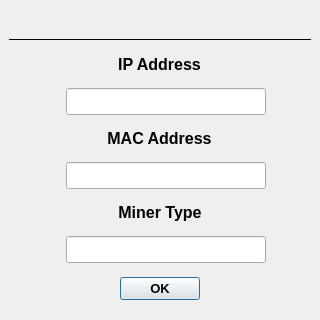
bitcap-co/bitcap-ipr, file src/ui/forms/confirmation.ui: the form before one commit.
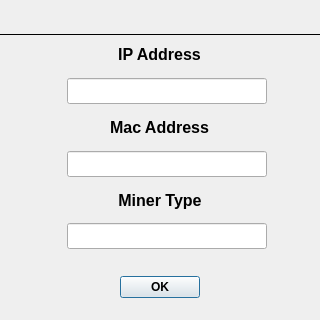
The form after the commit.

Commit message: ui: update ip confirmation

What changed in the file:
```diff
--- a/src/ui/forms/confirmation.ui
+++ b/src/ui/forms/confirmation.ui
@@ -31,16 +31,10 @@
   <property name="windowTitle">
    <string>IPR Confirmation</string>
   </property>
-  <widget class="QWidget" name="titlebarwidget" native="true">
-   <property name="geometry">
-    <rect>
-     <x>0</x>
-     <y>0</y>
-     <width>320</width>
-     <height>30</height>
-    </rect>
-   </property>
    <layout class="QVBoxLayout" name="verticalLayout">
+   <property name="spacing">
+    <number>3</number>
+   </property>
     <property name="leftMargin">
      <number>0</number>
     </property>
@@ -53,50 +47,44 @@
     <property name="bottomMargin">
      <number>0</number>
     </property>
-   </layout>
-  </widget>
-  <widget class="QWidget" name="widget_2" native="true">
-   <property name="geometry">
-    <rect>
-     <x>0</x>
-     <y>30</y>
-     <width>320</width>
-     <height>290</height>
-    </rect>
+   <item>
+    <widget class="QWidget" name="titleBarWidget" native="true">
+     <property name="sizePolicy">
+      <sizepolicy hsizetype="Preferred" vsizetype="Fixed">
+       <horstretch>0</horstretch>
+       <verstretch>0</verstretch>
+      </sizepolicy>
    </property>
    <property name="minimumSize">
     <size>
      <width>320</width>
-     <height>290</height>
+       <height>30</height>
     </size>
    </property>
    <property name="maximumSize">
     <size>
      <width>320</width>
-     <height>290</height>
-    </size>
-   </property>
-   <layout class="QGridLayout" name="gridLayout">
+       <height>30</height>
+      </size>
+     </property>
+     <layout class="QHBoxLayout" name="horizontalLayout">
     <property name="leftMargin">
      <number>9</number>
     </property>
     <property name="topMargin">
-     <number>0</number>
+       <number>9</number>
     </property>
     <property name="rightMargin">
      <number>9</number>
     </property>
     <property name="bottomMargin">
-     <number>9</number>
-    </property>
-    <item row="0" column="0">
+       <number>0</number>
+      </property>
+     </layout>
+    </widget>
+   </item>
+   <item>
      <widget class="Line" name="line">
-      <property name="sizePolicy">
-       <sizepolicy hsizetype="Expanding" vsizetype="Fixed">
-        <horstretch>0</horstretch>
-        <verstretch>0</verstretch>
-       </sizepolicy>
-      </property>
       <property name="frameShadow">
        <enum>QFrame::Shadow::Plain</enum>
       </property>
@@ -105,7 +93,46 @@
       </property>
      </widget>
     </item>
-    <item row="6" column="0">
+   <item>
+    <layout class="QGridLayout" name="gridLayout">
+     <property name="leftMargin">
+      <number>9</number>
+     </property>
+     <property name="topMargin">
+      <number>6</number>
+     </property>
+     <property name="rightMargin">
+      <number>9</number>
+     </property>
+     <property name="bottomMargin">
+      <number>9</number>
+     </property>
+     <item row="3" column="0" alignment="Qt::AlignmentFlag::AlignHCenter">
+      <widget class="QLabel" name="label_2">
+       <property name="sizePolicy">
+        <sizepolicy hsizetype="Preferred" vsizetype="Fixed">
+         <horstretch>0</horstretch>
+         <verstretch>0</verstretch>
+        </sizepolicy>
+       </property>
+       <property name="font">
+        <font>
+         <pointsize>12</pointsize>
+         <bold>true</bold>
+        </font>
+       </property>
+       <property name="text">
+        <string>Mac Address</string>
+       </property>
+       <property name="alignment">
+        <set>Qt::AlignmentFlag::AlignCenter</set>
+       </property>
+       <property name="StyleClass" stdset="0">
+        <string>setText</string>
+       </property>
+      </widget>
+     </item>
+     <item row="5" column="0" alignment="Qt::AlignmentFlag::AlignHCenter">
      <widget class="QLabel" name="label_3">
       <property name="sizePolicy">
        <sizepolicy hsizetype="Preferred" vsizetype="Fixed">
@@ -130,82 +157,6 @@
       </property>
      </widget>
     </item>
-    <item row="2" column="0" alignment="Qt::AlignmentFlag::AlignHCenter">
-     <widget class="QWidget" name="hwrapper" native="true">
-      <property name="sizePolicy">
-       <sizepolicy hsizetype="Fixed" vsizetype="Fixed">
-        <horstretch>0</horstretch>
-        <verstretch>0</verstretch>
-       </sizepolicy>
-      </property>
-      <layout class="QHBoxLayout" name="horizontalLayout">
-       <property name="spacing">
-        <number>6</number>
-       </property>
-       <property name="leftMargin">
-        <number>0</number>
-       </property>
-       <property name="topMargin">
-        <number>0</number>
-       </property>
-       <property name="rightMargin">
-        <number>0</number>
-       </property>
-       <property name="bottomMargin">
-        <number>0</number>
-       </property>
-       <item>
-        <widget class="QLabel" name="ipLogo">
-         <property name="sizePolicy">
-          <sizepolicy hsizetype="Fixed" vsizetype="Fixed">
-           <horstretch>0</horstretch>
-           <verstretch>0</verstretch>
-          </sizepolicy>
-         </property>
-         <property name="text">
-          <string/>
-         </property>
-        </widget>
-       </item>
-       <item alignment="Qt::AlignmentFlag::AlignHCenter">
-        <widget class="QLineEdit" name="lineIPField">
-         <property name="enabled">
-          <bool>true</bool>
-         </property>
-         <property name="sizePolicy">
-          <sizepolicy hsizetype="Fixed" vsizetype="Fixed">
-           <horstretch>0</horstretch>
-           <verstretch>0</verstretch>
-          </sizepolicy>
-         </property>
-         <property name="minimumSize">
-          <size>
-           <width>200</width>
-           <height>0</height>
-          </size>
-         </property>
-         <property name="font">
-          <font>
-           <pointsize>12</pointsize>
-          </font>
-         </property>
-         <property name="text">
-          <string/>
-         </property>
-         <property name="frame">
-          <bool>true</bool>
-         </property>
-         <property name="alignment">
-          <set>Qt::AlignmentFlag::AlignCenter</set>
-         </property>
-         <property name="readOnly">
-          <bool>true</bool>
-         </property>
-        </widget>
-       </item>
-      </layout>
-     </widget>
-    </item>
     <item row="1" column="0" alignment="Qt::AlignmentFlag::AlignHCenter">
      <widget class="QLabel" name="label">
       <property name="sizePolicy">
@@ -231,79 +182,8 @@
       </property>
      </widget>
     </item>
-    <item row="7" column="0" alignment="Qt::AlignmentFlag::AlignHCenter">
-     <widget class="QWidget" name="hwrapper_3" native="true">
-      <property name="sizePolicy">
-       <sizepolicy hsizetype="Fixed" vsizetype="Fixed">
-        <horstretch>0</horstretch>
-        <verstretch>0</verstretch>
-       </sizepolicy>
-      </property>
-      <layout class="QHBoxLayout" name="horizontalLayout_3">
-       <property name="leftMargin">
-        <number>0</number>
-       </property>
-       <property name="topMargin">
-        <number>0</number>
-       </property>
-       <property name="rightMargin">
-        <number>0</number>
-       </property>
-       <property name="bottomMargin">
-        <number>0</number>
-       </property>
-       <item>
-        <widget class="QLabel" name="typeLogo">
-         <property name="sizePolicy">
-          <sizepolicy hsizetype="Fixed" vsizetype="Fixed">
-           <horstretch>0</horstretch>
-           <verstretch>0</verstretch>
-          </sizepolicy>
-         </property>
-         <property name="text">
-          <string/>
-         </property>
-        </widget>
-       </item>
-       <item>
-        <widget class="QLineEdit" name="lineASICField">
-         <property name="enabled">
-          <bool>true</bool>
-         </property>
-         <property name="sizePolicy">
-          <sizepolicy hsizetype="Fixed" vsizetype="Fixed">
-           <horstretch>0</horstretch>
-           <verstretch>0</verstretch>
-          </sizepolicy>
-         </property>
-         <property name="minimumSize">
-          <size>
-           <width>200</width>
-           <height>0</height>
-          </size>
-         </property>
-         <property name="font">
-          <font>
-           <pointsize>12</pointsize>
-           <bold>false</bold>
-          </font>
-         </property>
-         <property name="text">
-          <string/>
-         </property>
-         <property name="alignment">
-          <set>Qt::AlignmentFlag::AlignCenter</set>
-         </property>
-         <property name="readOnly">
-          <bool>true</bool>
-         </property>
-        </widget>
-       </item>
-      </layout>
-     </widget>
-    </item>
-    <item row="5" column="0" alignment="Qt::AlignmentFlag::AlignHCenter">
-     <widget class="QWidget" name="hwrapper_2" native="true">
+     <item row="2" column="0" alignment="Qt::AlignmentFlag::AlignHCenter|Qt::AlignmentFlag::AlignVCenter">
+      <widget class="QWidget" name="ipAddr" native="true">
       <property name="sizePolicy">
        <sizepolicy hsizetype="Fixed" vsizetype="Fixed">
         <horstretch>0</horstretch>
@@ -311,6 +191,9 @@
        </sizepolicy>
       </property>
       <layout class="QHBoxLayout" name="horizontalLayout_2">
+        <property name="spacing">
+         <number>6</number>
+        </property>
        <property name="leftMargin">
         <number>0</number>
        </property>
@@ -324,23 +207,26 @@
         <number>0</number>
        </property>
        <item>
-        <widget class="QLabel" name="macLogo">
+         <widget class="QLabel" name="labelIPLogo">
          <property name="sizePolicy">
           <sizepolicy hsizetype="Fixed" vsizetype="Fixed">
            <horstretch>0</horstretch>
            <verstretch>0</verstretch>
           </sizepolicy>
          </property>
+          <property name="minimumSize">
+           <size>
+            <width>8</width>
+            <height>0</height>
+           </size>
+          </property>
          <property name="text">
           <string/>
          </property>
         </widget>
        </item>
        <item>
-        <widget class="QLineEdit" name="lineMACField">
-         <property name="enabled">
-          <bool>true</bool>
-         </property>
+         <widget class="QLineEdit" name="lineIPField">
          <property name="sizePolicy">
           <sizepolicy hsizetype="Fixed" vsizetype="Fixed">
            <horstretch>0</horstretch>
@@ -355,13 +241,21 @@
          </property>
          <property name="font">
           <font>
-           <pointsize>12</pointsize>
-           <bold>false</bold>
-          </font>
-         </property>
-         <property name="text">
-          <string/>
-         </property>
+            <pointsize>11</pointsize>
+           </font>
+          </property>
+          <property name="cursor">
+           <cursorShape>ArrowCursor</cursorShape>
+          </property>
+          <property name="focusPolicy">
+           <enum>Qt::FocusPolicy::ClickFocus</enum>
+          </property>
+          <property name="contextMenuPolicy">
+           <enum>Qt::ContextMenuPolicy::NoContextMenu</enum>
+          </property>
+          <property name="acceptDrops">
+           <bool>false</bool>
+          </property>
          <property name="alignment">
           <set>Qt::AlignmentFlag::AlignCenter</set>
          </property>
@@ -373,42 +267,98 @@
       </layout>
      </widget>
     </item>
-    <item row="4" column="0" alignment="Qt::AlignmentFlag::AlignHCenter">
-     <widget class="QLabel" name="label_2">
+     <item row="6" column="0" alignment="Qt::AlignmentFlag::AlignHCenter|Qt::AlignmentFlag::AlignVCenter">
+      <widget class="QWidget" name="minerType" native="true">
       <property name="sizePolicy">
-       <sizepolicy hsizetype="Preferred" vsizetype="Fixed">
+        <sizepolicy hsizetype="Fixed" vsizetype="Fixed">
         <horstretch>0</horstretch>
         <verstretch>0</verstretch>
        </sizepolicy>
       </property>
+       <layout class="QHBoxLayout" name="horizontalLayout_4">
+        <property name="leftMargin">
+         <number>0</number>
+        </property>
+        <property name="topMargin">
+         <number>0</number>
+        </property>
+        <property name="rightMargin">
+         <number>0</number>
+        </property>
+        <property name="bottomMargin">
+         <number>0</number>
+        </property>
+        <item>
+         <widget class="QLabel" name="labelASICLogo">
+          <property name="sizePolicy">
+           <sizepolicy hsizetype="Fixed" vsizetype="Fixed">
+            <horstretch>0</horstretch>
+            <verstretch>0</verstretch>
+           </sizepolicy>
+          </property>
+          <property name="minimumSize">
+           <size>
+            <width>8</width>
+            <height>0</height>
+           </size>
+          </property>
+          <property name="text">
+           <string/>
+          </property>
+         </widget>
+        </item>
+        <item>
+         <widget class="QLineEdit" name="lineASICField">
+          <property name="sizePolicy">
+           <sizepolicy hsizetype="Fixed" vsizetype="Fixed">
+            <horstretch>0</horstretch>
+            <verstretch>0</verstretch>
+           </sizepolicy>
+          </property>
+          <property name="minimumSize">
+           <size>
+            <width>200</width>
+            <height>0</height>
+           </size>
+          </property>
       <property name="font">
        <font>
-        <pointsize>12</pointsize>
-        <bold>true</bold>
-       </font>
-      </property>
-      <property name="text">
-       <string>MAC Address</string>
-      </property>
+            <pointsize>11</pointsize>
+           </font>
+          </property>
+          <property name="cursor">
+           <cursorShape>ArrowCursor</cursorShape>
+          </property>
+          <property name="focusPolicy">
+           <enum>Qt::FocusPolicy::ClickFocus</enum>
+          </property>
+          <property name="contextMenuPolicy">
+           <enum>Qt::ContextMenuPolicy::NoContextMenu</enum>
+          </property>
+          <property name="acceptDrops">
+           <bool>false</bool>
+          </property>
       <property name="alignment">
        <set>Qt::AlignmentFlag::AlignCenter</set>
       </property>
-      <property name="StyleClass" stdset="0">
-       <string>setText</string>
+          <property name="readOnly">
+           <bool>true</bool>
       </property>
      </widget>
     </item>
-    <item row="8" column="0" alignment="Qt::AlignmentFlag::AlignHCenter">
+       </layout>
+      </widget>
+     </item>
+     <item row="7" column="0" alignment="Qt::AlignmentFlag::AlignHCenter|Qt::AlignmentFlag::AlignVCenter">
      <widget class="QPushButton" name="accept">
       <property name="sizePolicy">
-       <sizepolicy hsizetype="Fixed" vsizetype="Fixed">
+        <sizepolicy hsizetype="Fixed" vsizetype="Minimum">
         <horstretch>0</horstretch>
         <verstretch>0</verstretch>
        </sizepolicy>
       </property>
       <property name="font">
        <font>
-        <pointsize>10</pointsize>
         <bold>true</bold>
        </font>
       </property>
@@ -420,8 +370,94 @@
       </property>
      </widget>
     </item>
-   </layout>
-  </widget>
+     <item row="4" column="0" alignment="Qt::AlignmentFlag::AlignHCenter|Qt::AlignmentFlag::AlignVCenter">
+      <widget class="QWidget" name="macAddr" native="true">
+       <property name="sizePolicy">
+        <sizepolicy hsizetype="Fixed" vsizetype="Fixed">
+         <horstretch>0</horstretch>
+         <verstretch>0</verstretch>
+        </sizepolicy>
+       </property>
+       <layout class="QHBoxLayout" name="horizontalLayout_3">
+        <property name="spacing">
+         <number>6</number>
+        </property>
+        <property name="leftMargin">
+         <number>0</number>
+        </property>
+        <property name="topMargin">
+         <number>0</number>
+        </property>
+        <property name="rightMargin">
+         <number>0</number>
+        </property>
+        <property name="bottomMargin">
+         <number>0</number>
+        </property>
+        <item>
+         <widget class="QLabel" name="labelMACLogo">
+          <property name="sizePolicy">
+           <sizepolicy hsizetype="Fixed" vsizetype="Fixed">
+            <horstretch>0</horstretch>
+            <verstretch>0</verstretch>
+           </sizepolicy>
+          </property>
+          <property name="minimumSize">
+           <size>
+            <width>8</width>
+            <height>0</height>
+           </size>
+          </property>
+          <property name="text">
+           <string/>
+          </property>
+         </widget>
+        </item>
+        <item>
+         <widget class="QLineEdit" name="lineMACField">
+          <property name="sizePolicy">
+           <sizepolicy hsizetype="Fixed" vsizetype="Fixed">
+            <horstretch>0</horstretch>
+            <verstretch>0</verstretch>
+           </sizepolicy>
+          </property>
+          <property name="minimumSize">
+           <size>
+            <width>200</width>
+            <height>0</height>
+           </size>
+          </property>
+          <property name="font">
+           <font>
+            <pointsize>11</pointsize>
+           </font>
+          </property>
+          <property name="cursor">
+           <cursorShape>ArrowCursor</cursorShape>
+          </property>
+          <property name="focusPolicy">
+           <enum>Qt::FocusPolicy::ClickFocus</enum>
+          </property>
+          <property name="contextMenuPolicy">
+           <enum>Qt::ContextMenuPolicy::NoContextMenu</enum>
+          </property>
+          <property name="acceptDrops">
+           <bool>false</bool>
+          </property>
+          <property name="alignment">
+           <set>Qt::AlignmentFlag::AlignCenter</set>
+          </property>
+          <property name="readOnly">
+           <bool>true</bool>
+          </property>
+         </widget>
+        </item>
+       </layout>
+      </widget>
+     </item>
+    </layout>
+   </item>
+  </layout>
  </widget>
  <resources/>
  <connections/>
```
Lines whose indentation alone changed are shown as unchanged. The commit also changes 2 other files.
